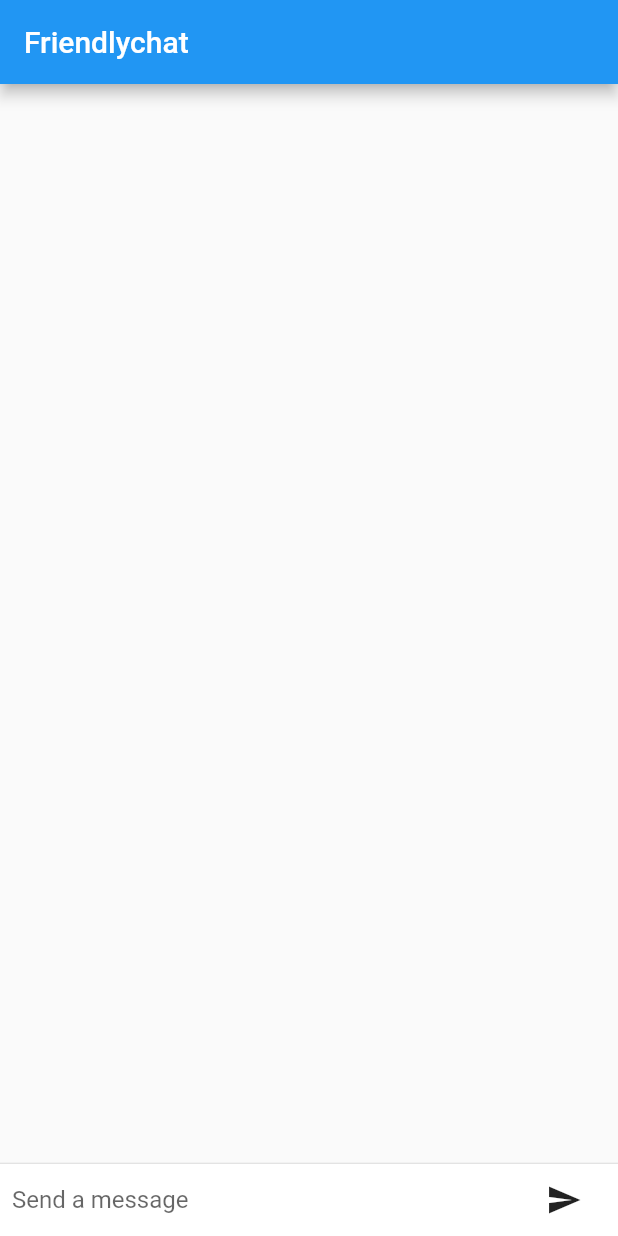
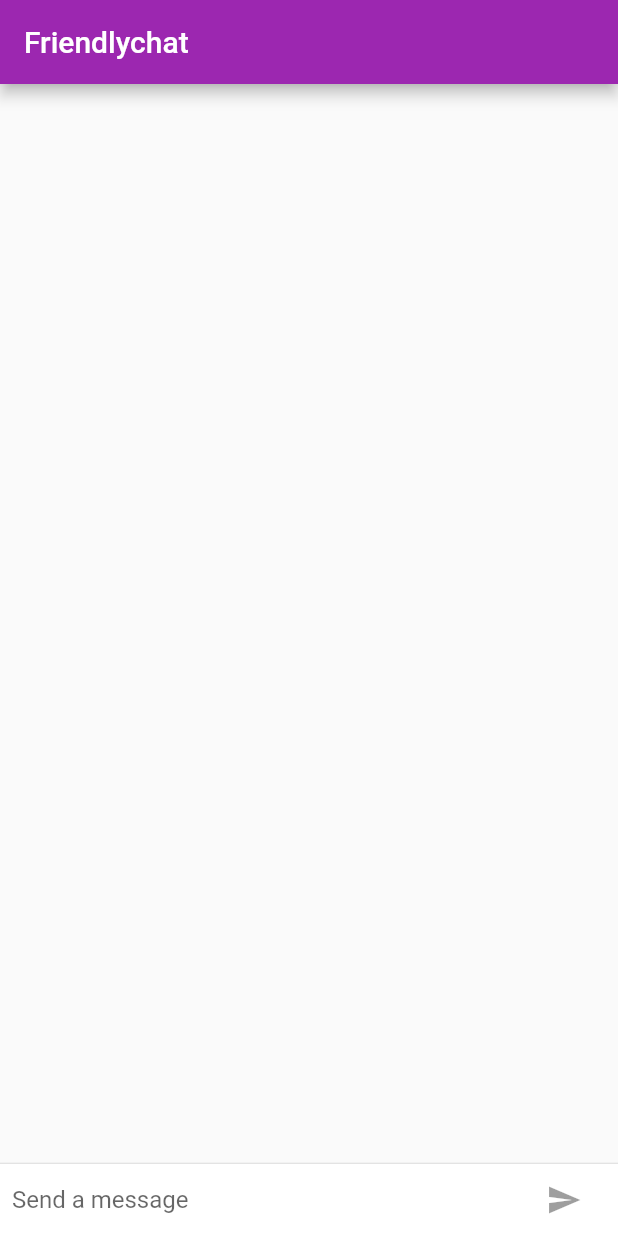
Before and after one commit to hardlyhuman/GDGChennai-FebMeetup, a Flutter app: the screen it shows after launch, on a phone screen of 412 x 824 dp. Run offline on Flutter 3.47's test engine with Material 2 defaults, Android fonts, the phone set to English and light mode, and no system bars.

Commit message:
Finishing step

```diff
--- a/src/finalstep/myapp/lib/main.dart
+++ b/src/finalstep/myapp/lib/main.dart
@@ -1,8 +1,21 @@
+import 'package:flutter/cupertino.dart';
+import 'package:flutter/foundation.dart';
 import 'package:flutter/material.dart';
 
 void main() {
   runApp(new FriendlychatApp());
 }
+
+final ThemeData kIOSTheme = new ThemeData(
+  primarySwatch: Colors.orange,
+  primaryColor: Colors.grey[100],
+  primaryColorBrightness: Brightness.light,
+);
+
+final ThemeData kDefaultTheme = new ThemeData(
+  primarySwatch: Colors.purple,
+  accentColor: Colors.orangeAccent[400],
+);
 
 const String _name = "Your Name";
 
@@ -11,6 +24,9 @@ class FriendlychatApp extends StatelessWidget {
   Widget build(BuildContext context) {
     return new MaterialApp(
       title: "Friendlychat",
+      theme: defaultTargetPlatform == TargetPlatform.iOS
+          ? kIOSTheme
+          : kDefaultTheme,
       home: new ChatScreen(),
     );
   }
@@ -37,7 +53,8 @@ class ChatMessage extends StatelessWidget {
                 margin: const EdgeInsets.only(right: 16.0),
                 child: new CircleAvatar(child: new Text(_name[0])),
               ),
-              new Column(
+              new Expanded(
+                child: new Column(
                   crossAxisAlignment: CrossAxisAlignment.start,
                   children: <Widget>[
                     new Text(_name, style: Theme.of(context).textTheme.subhead),
@@ -46,6 +63,7 @@ class ChatMessage extends StatelessWidget {
                       child: new Text(text),
                     ),
                   ],
+                ),
               ),
             ],
           ),
@@ -62,9 +80,13 @@ class ChatScreen extends StatefulWidget {
 class ChatScreenState extends State<ChatScreen> with TickerProviderStateMixin {
   final List<ChatMessage> _messages = <ChatMessage>[];
   final TextEditingController _textController = new TextEditingController();
+  bool _isComposing = false;
 
   void _handleSubmitted(String text) {
     _textController.clear();
+    setState(() {
+      _isComposing = false;
+    });
     ChatMessage message = new ChatMessage(
       text: text,
       animationController: new AnimationController(
@@ -85,33 +107,57 @@ class ChatScreenState extends State<ChatScreen> with TickerProviderStateMixin {
   }
 
   Widget _buildTextComposer() {
-    return new Container(
+    return new IconTheme(
+      data: new IconThemeData(color: Theme.of(context).accentColor),
+      child: new Container(
           margin: const EdgeInsets.symmetric(horizontal: 8.0),
-        child: new Row(
-            children: <Widget>[
+          child: new Row(children: <Widget>[
             new Flexible(
               child: new TextField(
                 controller: _textController,
+                onChanged: (String text) {
+                  setState(() {
+                    _isComposing = text.length > 0;
+                  });
+                },
                 onSubmitted: _handleSubmitted,
-                  decoration: new InputDecoration.collapsed(
-                      hintText: "Send a message"),
+                decoration:
+                new InputDecoration.collapsed(hintText: "Send a message"),
               ),
             ),
             new Container(
                 margin: new EdgeInsets.symmetric(horizontal: 4.0),
-                child: new IconButton(
+                child: Theme.of(context).platform == TargetPlatform.iOS
+                    ? new CupertinoButton(
+                  child: new Text("Send"),
+                  onPressed: _isComposing
+                      ? () => _handleSubmitted(_textController.text)
+                      : null,
+                )
+                    : new IconButton(
                   icon: new Icon(Icons.send),
-                    onPressed: () => _handleSubmitted(_textController.text)),
-              ),
-            ]
-        )
+                  onPressed: _isComposing
+                      ? () => _handleSubmitted(_textController.text)
+                      : null,
+                )),
+          ]),
+          decoration: Theme.of(context).platform == TargetPlatform.iOS
+              ? new BoxDecoration(
+              border:
+              new Border(top: new BorderSide(color: Colors.grey[200])))
+              : null),
     );
   }
 
   Widget build(BuildContext context) {
     return new Scaffold(
-      appBar: new AppBar(title: new Text("Friendlychat")),
-      body: new Column(
+      appBar: new AppBar(
+          title: new Text("Friendlychat"),
+          elevation:
+          Theme.of(context).platform == TargetPlatform.iOS ? 0.0 : 4.0
+      ),
+      body: new Container(
+          child: new Column(
               children: <Widget>[
                 new Flexible(
                     child: new ListView.builder(
@@ -125,10 +171,11 @@ class ChatScreenState extends State<ChatScreen> with TickerProviderStateMixin {
                 new Container(
                   decoration: new BoxDecoration(
                       color: Theme.of(context).cardColor),
-              child: _buildTextComposer(),                         //modified
+                  child: _buildTextComposer(),
                 ),
               ]
           ),
+          decoration: Theme.of(context).platform == TargetPlatform.iOS ? new BoxDecoration(border: new Border(top: new BorderSide(color: Colors.grey[200]))) : null),//new
     );
   }
 }
```
Lines whose indentation alone changed are shown as unchanged.
